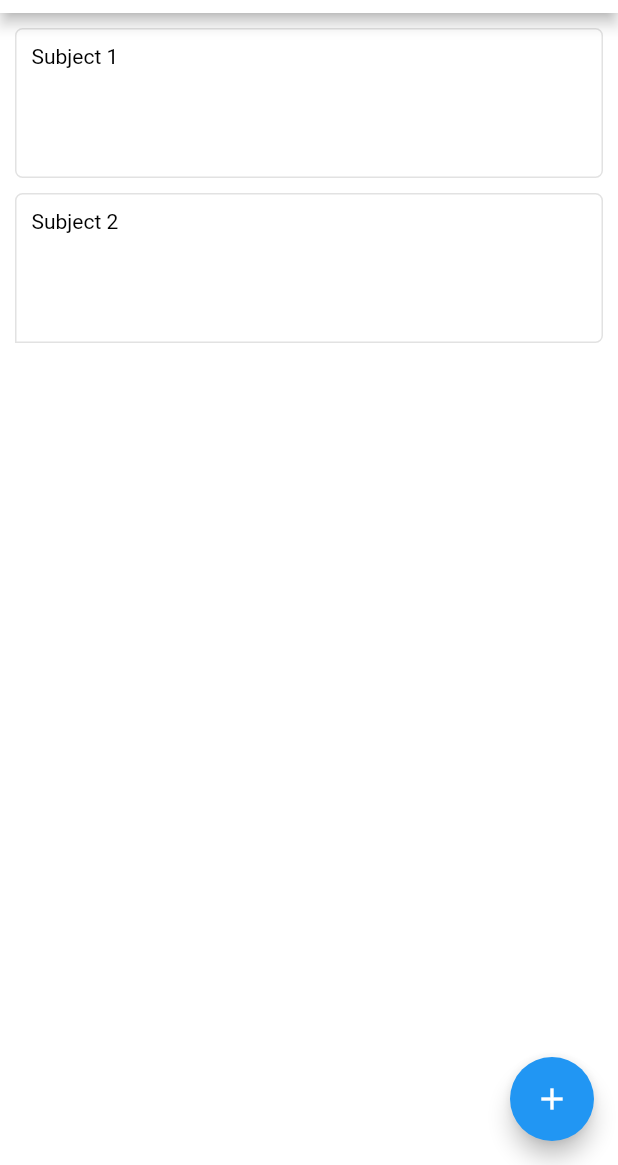
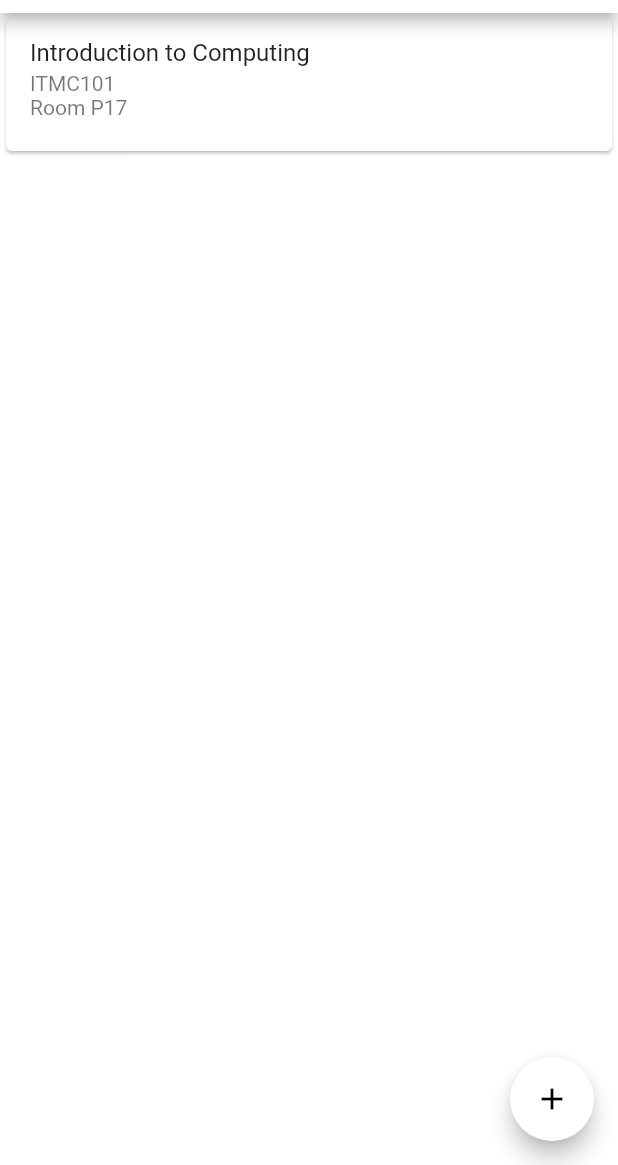
Before and after one commit to mawsteryowda/A-Check, a Flutter app: the CreateClass screen opened directly, after a tap on the "menu" icon, after a tap on "Home", on a phone screen of 412 x 824 dp, the part 71-1236 px from its top. Run offline on Flutter 3.47's test engine with Material 2 defaults, Android fonts, the phone set to English and light mode, and no system bars; our stand-ins replace flutter_speed_dial.

Commit message:
Listview Dash, Camera choice, Logout in Drawer

```diff
--- a/lib/create_class.dart
+++ b/lib/create_class.dart
@@ -1,5 +1,6 @@
 // ignore_for_file: prefer_const_constructors
 
+import 'package:a_check/dashboard.dart';
 import 'package:a_check/sidedrawer.dart';
 import 'package:flutter/material.dart';
 
@@ -244,7 +245,7 @@ class CreateClass extends StatelessWidget {
               onPressed: () {
                 Navigator.push(
                   context,
-                  MaterialPageRoute(builder: (context) => SideDrawer()),
+                  MaterialPageRoute(builder: (context) => Dashboard()),
                 );
               },
               color: Color(0xff000000),
--- a/lib/dashboard.dart
+++ b/lib/dashboard.dart
@@ -1,6 +1,7 @@
 // ignore_for_file: prefer_const_constructors
 
 import 'package:a_check/Create_Class.dart';
+import 'package:a_check/classdashboard.dart';
 import 'package:a_check/sidedrawer.dart';
 import 'package:flutter/material.dart';
 
@@ -33,7 +34,8 @@ class Dashboard extends StatelessWidget {
         ),
       ),
       drawer: const SideDrawer(),
-      body: Padding(
+      //changed these to listview
+      /*body: Padding(
         padding: EdgeInsets.fromLTRB(10, 10, 10, 0),
         child: SingleChildScrollView(
           child: Column(
@@ -41,7 +43,8 @@ class Dashboard extends StatelessWidget {
             crossAxisAlignment: CrossAxisAlignment.center,
             mainAxisSize: MainAxisSize.max,
             children: [
-              Container(
+              InkWell(
+                child: Container(
                   alignment: Alignment.topLeft,
                   margin: EdgeInsets.fromLTRB(0, 0, 0, 10),
                   padding: EdgeInsets.fromLTRB(10, 10, 0, 0),
@@ -64,6 +67,13 @@ class Dashboard extends StatelessWidget {
                       color: Color(0xff000000),
                     ),
                   ),
+                ),
+                onTap: () {
+                  Navigator.push(
+                      context,
+                      MaterialPageRoute(
+                          builder: (context) => ClassDashboard()));
+                },
               ),
               Container(
                 alignment: Alignment.topLeft,
@@ -95,8 +105,25 @@ class Dashboard extends StatelessWidget {
             ],
           ),
         ),
+      ),*/
+      body: ListView(children: <Widget>[
+        Card(
+          child: ListTile(
+            title: Text('Introduction to Computing'),
+            subtitle: Text("ITMC101\n" "Room P17"),
+            isThreeLine: true,
+            onTap: () {
+              Navigator.push(
+                context,
+                MaterialPageRoute(builder: (context) => ClassDashboard()),
+              );
+            },
           ),
+        ),
+      ]),
       floatingActionButton: FloatingActionButton(
+        backgroundColor: Colors.white,
+        foregroundColor: Colors.black,
         onPressed: () {
           Navigator.push(
             context,
--- a/lib/sidedrawer.dart
+++ b/lib/sidedrawer.dart
@@ -2,7 +2,8 @@
 
 import 'package:a_check/dashboard.dart';
 import 'package:flutter/material.dart';
-import 'package:a_check/classes.dart';
+import 'package:a_check/main.dart';
+import 'package:a_check/classdashboard.dart';
 
 class SideDrawer extends StatelessWidget {
   const SideDrawer({super.key});
@@ -60,13 +61,14 @@ class SideDrawer extends StatelessWidget {
             );
           },
         ),
+        const Divider(color: Colors.black),
         ListTile(
-          leading: Icon(Icons.class_outlined),
-          title: Text('Classes'),
+          leading: Icon(Icons.logout),
+          title: Text('Log Out'),
           onTap: () {
             Navigator.push(
               context,
-              MaterialPageRoute(builder: (context) => Classes()),
+              MaterialPageRoute(builder: (context) => MainApp()),
             );
           },
         ),
--- a/pubspec.yaml
+++ b/pubspec.yaml
@@ -11,6 +11,7 @@ environment:
 dependencies:
   flutter:
     sdk: flutter
+  flutter_speed_dial: ^7.0.0
 
 dev_dependencies:
   flutter_test:
```
Also changed, not shown: lib/classdashboard.dart (added, +94 -0 lines), lib/classes.dart (deleted, +0 -36 lines), pubspec.lock. Lines whose indentation alone changed are shown as unchanged.
